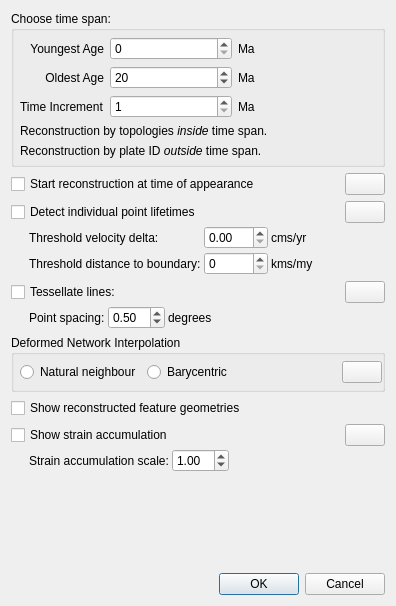
This is src/qt-widgets/SetTopologyReconstructionParametersDialogUi.ui in GPlates/GPlates as Qt 5 draws it before an edit. The edited form follows.
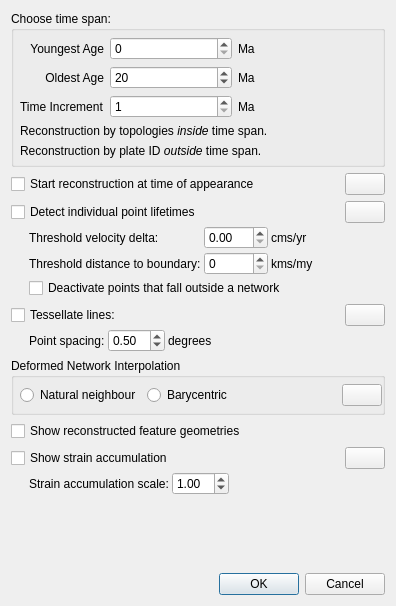
This is the edited form. Icons and pictures are not drawn.

Commit message: (trunk) Add option to have points inside a deforming network disappear as soon as they fall outside all deforming networks.

```diff
--- a/src/qt-widgets/SetTopologyReconstructionParametersDialogUi.ui
+++ b/src/qt-widgets/SetTopologyReconstructionParametersDialogUi.ui
@@ -389,6 +389,33 @@
           </item>
          </layout>
         </item>
+        <item>
+         <layout class="QHBoxLayout" name="horizontalLayout_14">
+          <property name="spacing">
+           <number>3</number>
+          </property>
+          <item>
+           <widget class="QCheckBox" name="deactivate_points_that_fall_outside_a_network_checkbox">
+            <property name="text">
+             <string>Deactivate points that fall outside a network</string>
+            </property>
+           </widget>
+          </item>
+          <item>
+           <spacer name="horizontalSpacer_17">
+            <property name="orientation">
+             <enum>Qt::Horizontal</enum>
+            </property>
+            <property name="sizeHint" stdset="0">
+             <size>
+              <width>40</width>
+              <height>20</height>
+             </size>
+            </property>
+           </spacer>
+          </item>
+         </layout>
+        </item>
        </layout>
       </widget>
      </item>
```
Left out of the diff: 58 changed lines with no effect on the pictures. The commit also changes 6 other files.
